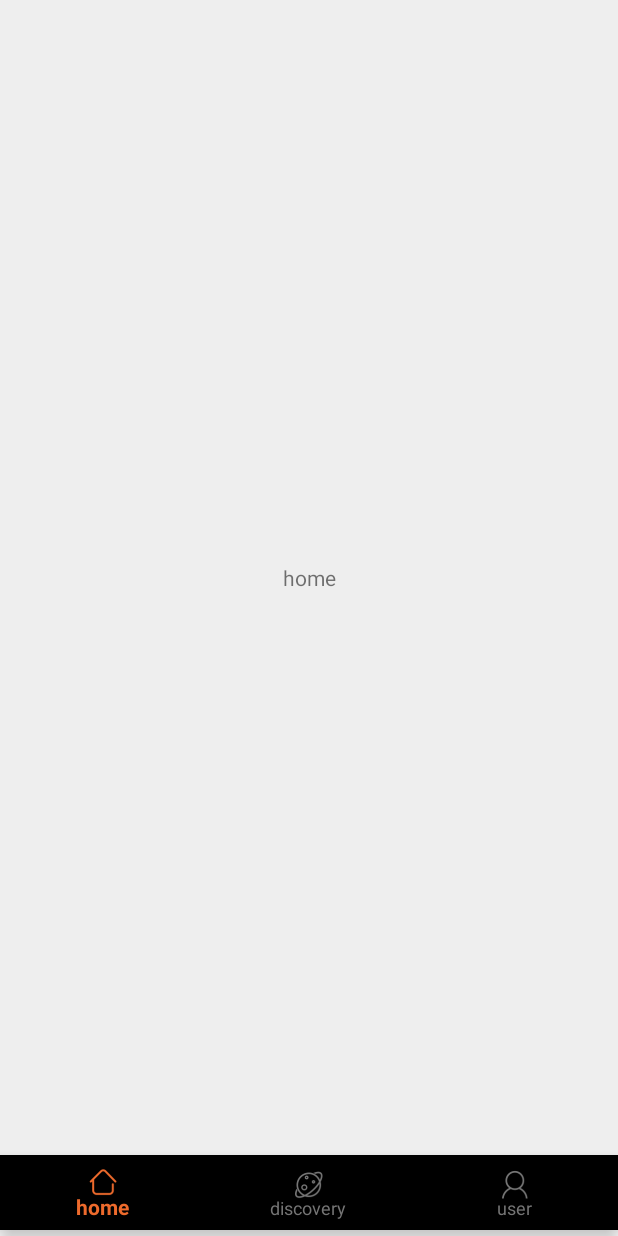
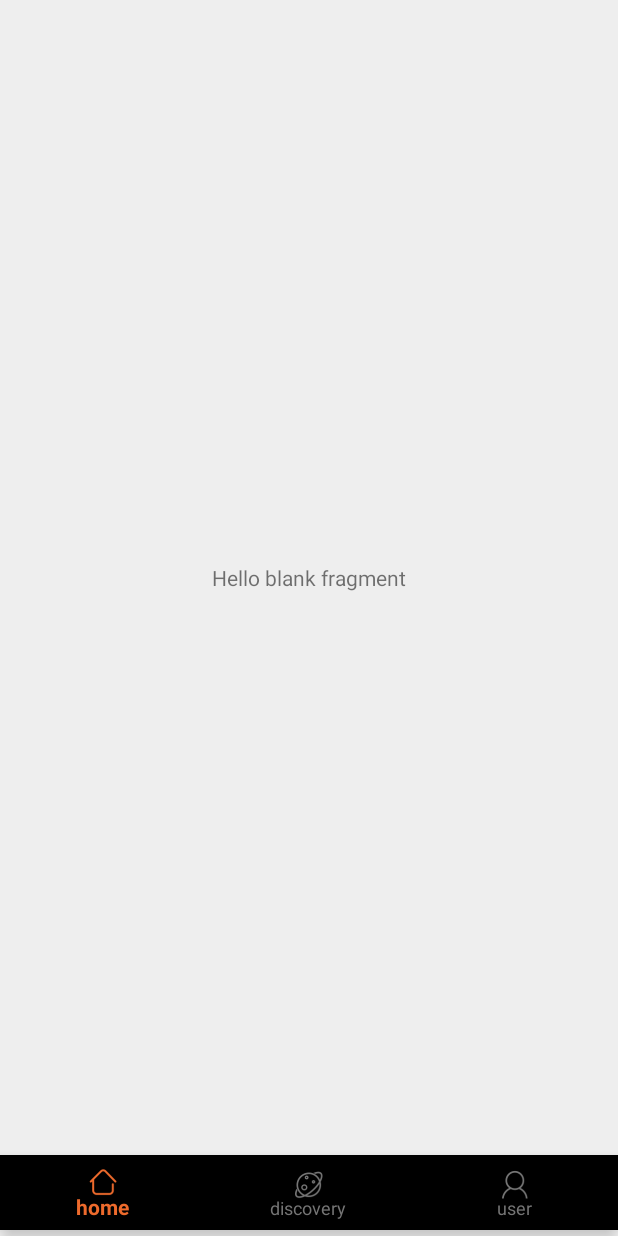
Before and after one commit to jinelei/github.io, an Android app: the screen it shows after launch (MainActivity), on a phone screen of 412 x 824 dp. Run offline under Robolectric (Android 15) with nearby library versions, the phone set to English and light mode, and no system bars; libraries missing offline, so code that uses them is left out: com.amap.api; 1 statement that could not run was skipped.

Commit message:
添加ViewPager

```diff
--- a/app/src/main/java/cn/jinelei/rainbow/fragment/HomeFragment.kt
+++ b/app/src/main/java/cn/jinelei/rainbow/fragment/HomeFragment.kt
@@ -1,15 +1,31 @@
 package cn.jinelei.rainbow.fragment
 
 import android.os.Bundle
+import android.support.v4.app.Fragment
+import android.support.v4.app.FragmentPagerAdapter
+import android.support.v4.view.ViewPager
 import android.view.LayoutInflater
 import android.view.View
 import android.view.ViewGroup
 import cn.jinelei.rainbow.R
+import android.view.Gravity
+import android.widget.TextView
 
 class HomeFragment : BaseFragment() {
     val TAG = javaClass.simpleName
+    val fragments: ArrayList<Fragment> = arrayListOf(
+        TestFragment(),
+        TestFragment(),
+        TestFragment(),
+        TestFragment(),
+        TestFragment(),
+        TestFragment()
+    )
+
     override fun onCreateView(inflater: LayoutInflater, container: ViewGroup?, savedInstanceState: Bundle?): View? {
-        return inflater.inflate(R.layout.home_fragment, container, false)
+        val view = inflater.inflate(R.layout.home_fragment, container, false)
+        initView(view)
+        return view
     }
 
     companion object {
@@ -17,7 +33,21 @@ class HomeFragment : BaseFragment() {
         val name = "HomeFragment"
     }
 
+    fun initView(view: View) {
+        val homeViewPager = view.findViewById<ViewPager>(R.id.home_viewpager)
+        homeViewPager.adapter = object : FragmentPagerAdapter(fragmentManager) {
+            override fun getCount(): Int {
+                return fragments.size
+            }
+
+            override fun getItem(p0: Int): Fragment {
+                return fragments[p0]
+            }
+        }
+    }
+
     private object SingletonHolder {
         val holder = HomeFragment()
     }
+
 }
--- /dev/null
+++ b/app/src/main/java/cn/jinelei/rainbow/fragment/TestFragment.kt
@@ -0,0 +1,23 @@
+package cn.jinelei.rainbow.fragment
+
+
+import android.os.Bundle
+import android.view.LayoutInflater
+import android.view.View
+import android.view.ViewGroup
+import cn.jinelei.rainbow.R
+
+private const val ARG_PARAM1 = "param1"
+private const val ARG_PARAM2 = "param2"
+
+class TestFragment : BaseFragment() {
+
+    override fun onCreateView(
+        inflater: LayoutInflater, container: ViewGroup?,
+        savedInstanceState: Bundle?
+    ): View? {
+        return inflater.inflate(R.layout.fragment_test, container, false)
+    }
+
+
+}
--- /dev/null
+++ b/app/src/main/res/layout/fragment_test.xml
@@ -0,0 +1,18 @@
+<?xml version="1.0" encoding="utf-8"?>
+<android.support.constraint.ConstraintLayout
+        xmlns:android="http://schemas.android.com/apk/res/android"
+        xmlns:tools="http://schemas.android.com/tools"
+        xmlns:app="http://schemas.android.com/apk/res-auto"
+        android:layout_width="match_parent" android:layout_height="match_parent"
+        tools:context=".fragment.TestFragment">
+
+    <TextView
+            app:layout_constraintTop_toTopOf="parent"
+            app:layout_constraintBottom_toBottomOf="parent"
+            app:layout_constraintLeft_toLeftOf="parent"
+            app:layout_constraintRight_toRightOf="parent"
+            android:layout_width="wrap_content"
+            android:layout_height="wrap_content"
+            android:text="@string/hello_blank_fragment"/>
+
+</android.support.constraint.ConstraintLayout>
--- a/app/src/main/res/layout/home_fragment.xml
+++ b/app/src/main/res/layout/home_fragment.xml
@@ -6,12 +6,14 @@
         android:layout_width="match_parent"
         android:layout_height="match_parent">
 
-    <TextView android:layout_width="wrap_content"
-              app:layout_constraintLeft_toLeftOf="parent"
-              app:layout_constraintRight_toRightOf="parent"
-              app:layout_constraintTop_toTopOf="parent"
-              app:layout_constraintBottom_toBottomOf="parent"
-              android:layout_height="wrap_content"
-              android:text="home"/>
+    <android.support.v4.view.ViewPager
+            android:id="@+id/home_viewpager"
+            app:layout_constraintLeft_toLeftOf="parent"
+            app:layout_constraintRight_toRightOf="parent"
+            app:layout_constraintTop_toTopOf="parent"
+            app:layout_constraintBottom_toBottomOf="parent"
+            android:layout_width="match_parent"
+            android:layout_height="match_parent">
+    </android.support.v4.view.ViewPager>
 
 </android.support.constraint.ConstraintLayout>
--- a/app/src/main/res/values/strings.xml
+++ b/app/src/main/res/values/strings.xml
@@ -78,4 +78,7 @@
     <string name="pref_ringtone_silent">Silent</string>
 
     <string name="pref_title_vibrate">Vibrate</string>
+
+    <!-- TODO: Remove or change this placeholder text -->
+    <string name="hello_blank_fragment">Hello blank fragment</string>
 </resources>
```
